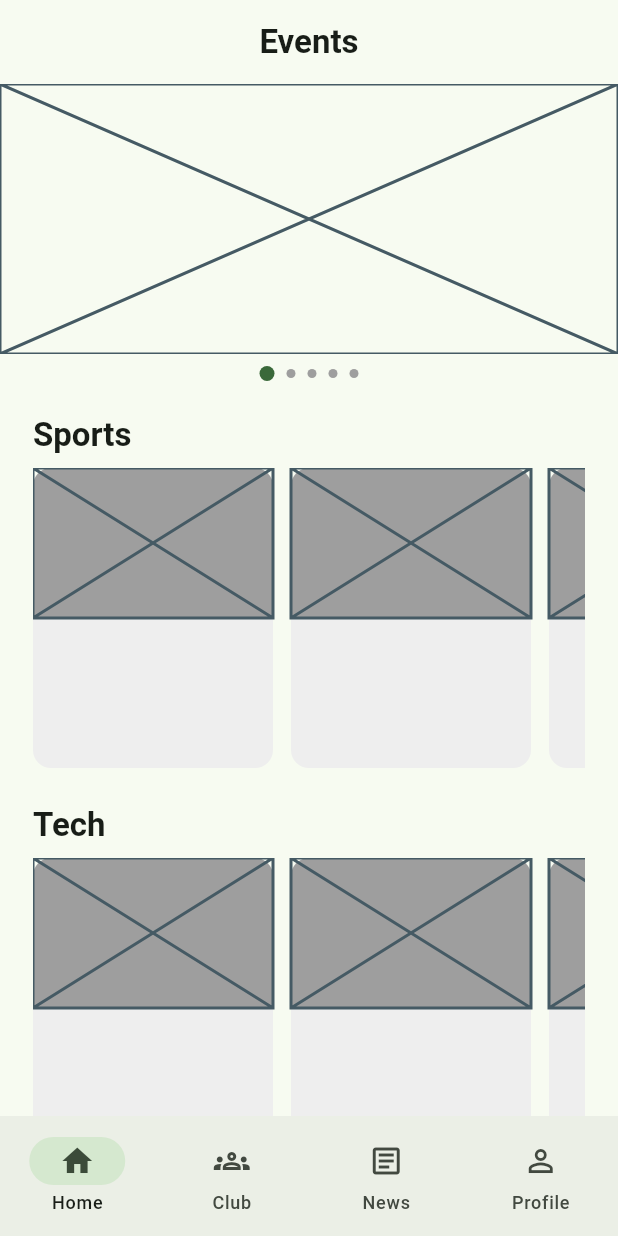
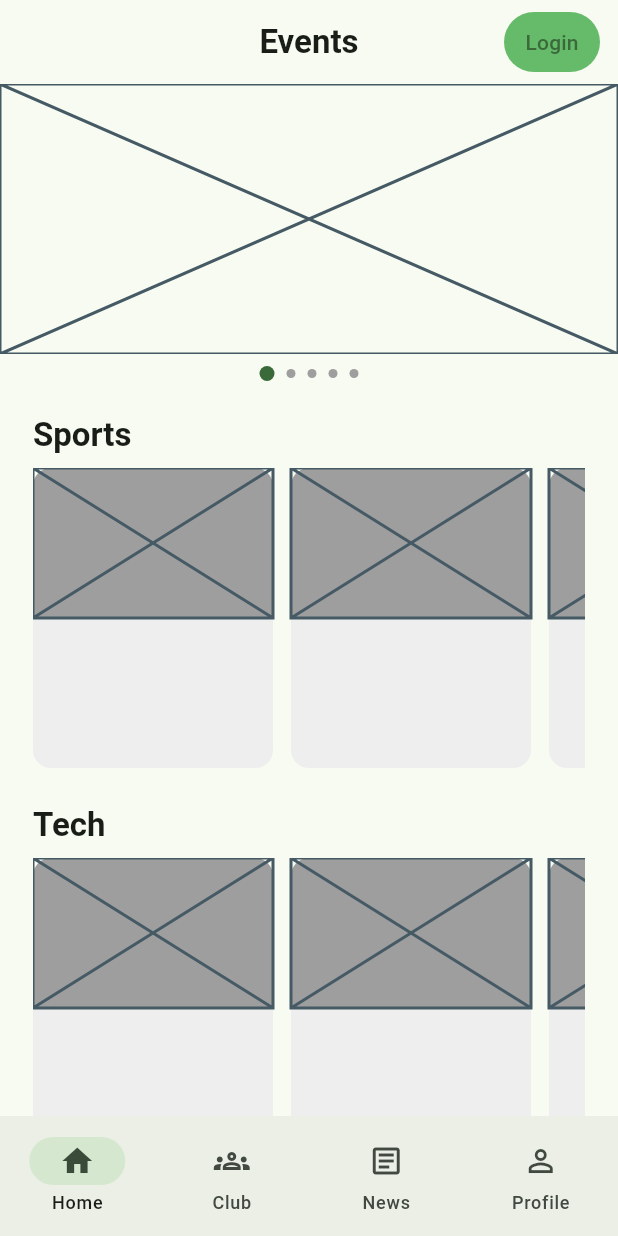
Before and after one commit to NAVEENEK/student-credit-system, a Flutter app: the screen it shows after launch, on a phone screen of 412 x 824 dp. Run offline on Flutter 3.47's test engine with Material 3 defaults, Android fonts, the phone set to English and light mode, and no system bars.

Commit message:
add login button

```diff
--- a/lib/screens/home.dart
+++ b/lib/screens/home.dart
@@ -1,3 +1,4 @@
+import 'package:credit_point_system/screens/login_page.dart';
 import 'package:credit_point_system/widget/slider_section.dart';
 import 'package:flutter/material.dart';
 import '../widget/category_section.dart';
@@ -8,9 +9,28 @@ class HomePage extends StatelessWidget {
   @override
   Widget build(BuildContext context) {
     return Scaffold(
-      appBar: AppBar(title: const Text("Events")),
+      appBar: AppBar(
+        title: const Text("Events"),
+        actions: [
+          Padding(
+            padding: EdgeInsetsGeometry.only(right: 12),
+            child: TextButton(
+              style: TextButton.styleFrom(
+                backgroundColor: Colors.green[400]
+              ),
+              onPressed: () {
+                Navigator.push(
+                  context,
+                  MaterialPageRoute(builder: (context) => const LoginPage()),
+                );
+              },
+              child: const Text('Login'),
+            ),
+          ),
+        ],
+      ),
       body: SafeArea(
-        child:Column(
+        child: Column(
           children: [
             const SliderSection(),
 
@@ -30,7 +50,6 @@ class HomePage extends StatelessWidget {
           ],
         ),
       ),
-
     );
   }
 }
```
Also changed, not shown: lib/screens/login_page.dart (added, +12 -0 lines). Lines whose indentation alone changed are shown as unchanged.
